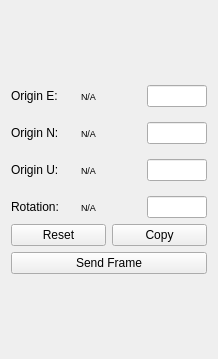
First picture: the form in src/ground_station/src/Widgets/forms/WidgetLocalFrame.ui, repository theilem/uavEE, before the edit.
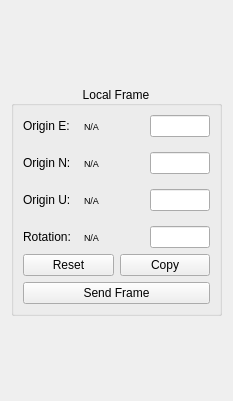
Second picture: the form after the edit.

```diff
--- a/src/ground_station/src/Widgets/forms/WidgetLocalFrame.ui
+++ b/src/ground_station/src/Widgets/forms/WidgetLocalFrame.ui
@@ -6,8 +6,8 @@
    <rect>
     <x>0</x>
     <y>0</y>
-    <width>218</width>
-    <height>359</height>
+    <width>233</width>
+    <height>401</height>
    </rect>
   </property>
   <property name="sizePolicy">
@@ -19,8 +19,8 @@
   <property name="windowTitle">
    <string>Form</string>
   </property>
-  <layout class="QGridLayout" name="gridLayout_2">
-   <item row="0" column="0">
+  <layout class="QVBoxLayout" name="verticalLayout_3">
+   <item>
     <spacer name="verticalSpacerTop">
      <property name="orientation">
       <enum>Qt::Vertical</enum>
@@ -33,7 +33,16 @@
      </property>
     </spacer>
    </item>
-   <item row="1" column="0">
+   <item>
+    <widget class="QGroupBox" name="groupBox">
+     <property name="title">
+      <string>Local Frame</string>
+     </property>
+     <property name="alignment">
+      <set>Qt::AlignCenter</set>
+     </property>
+     <layout class="QGridLayout" name="gridLayout_2">
+      <item row="0" column="0">
     <layout class="QVBoxLayout" name="verticalLayout_2">
      <item>
       <layout class="QGridLayout" name="gridLayout">
@@ -369,7 +378,10 @@
      </item>
     </layout>
    </item>
-   <item row="2" column="0">
+     </layout>
+    </widget>
+   </item>
+   <item>
     <spacer name="verticalSpacerBottom">
      <property name="orientation">
       <enum>Qt::Vertical</enum>
```
Lines whose indentation alone changed are shown as unchanged.
